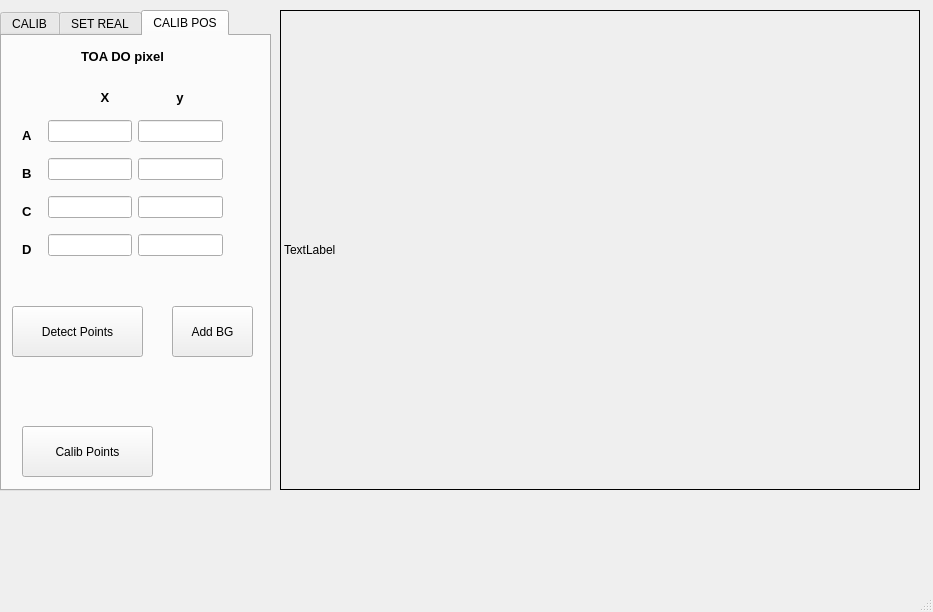
This is configs/mdragon/pythonextern/calibcamera/mycalib/mycLIB.ui in mWorkVN/linuxcnc as Qt 5 draws it before an edit. The edited form follows.
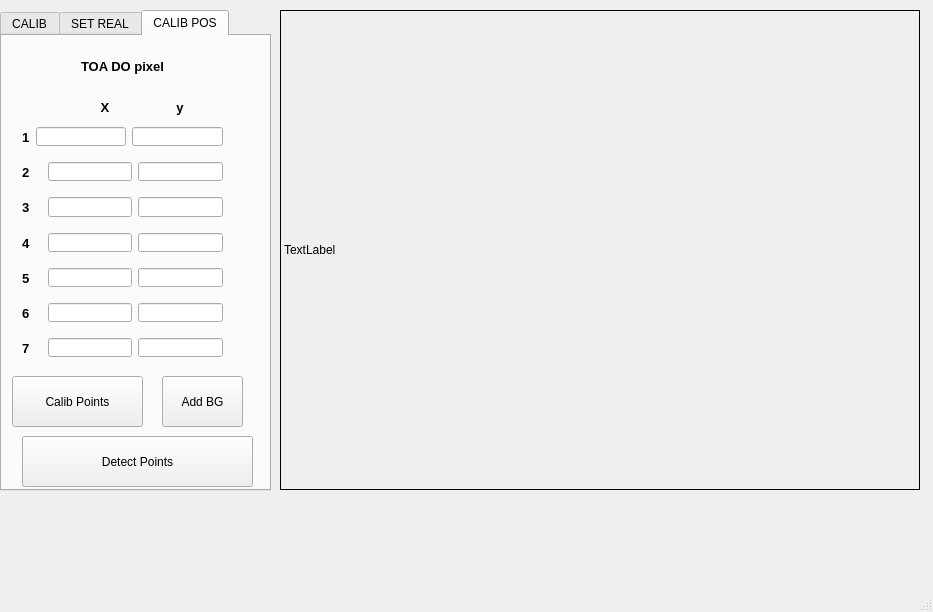
This is the edited form. The open tabs and pages were chosen to show the change.

The edit to the form file:
```diff
--- a/configs/mdragon/pythonextern/calibcamera/mycalib/mycLIB.ui
+++ b/configs/mdragon/pythonextern/calibcamera/mycalib/mycLIB.ui
@@ -619,9 +619,9 @@
       <property name="geometry">
        <rect>
         <x>10</x>
-        <y>0</y>
+        <y>10</y>
         <width>221</width>
-        <height>231</height>
+        <height>321</height>
        </rect>
       </property>
       <layout class="QVBoxLayout" name="verticalLayout_2">
@@ -841,14 +841,14 @@
            </property>
            <property name="minimumSize">
             <size>
-             <width>20</width>
-             <height>30</height>
+             <width>0</width>
+             <height>20</height>
             </size>
            </property>
            <property name="maximumSize">
             <size>
              <width>16777215</width>
-             <height>30</height>
+             <height>20</height>
             </size>
            </property>
            <property name="font">
@@ -861,7 +861,7 @@
             </font>
            </property>
            <property name="text">
-            <string>A</string>
+            <string>1</string>
            </property>
            <property name="alignment">
             <set>Qt::AlignLeading|Qt::AlignLeft|Qt::AlignVCenter</set>
@@ -908,13 +908,13 @@
            <property name="minimumSize">
             <size>
              <width>20</width>
-             <height>30</height>
+             <height>20</height>
             </size>
            </property>
            <property name="maximumSize">
             <size>
              <width>16777215</width>
-             <height>30</height>
+             <height>20</height>
             </size>
            </property>
            <property name="font">
@@ -927,7 +927,7 @@
             </font>
            </property>
            <property name="text">
-            <string>B</string>
+            <string>2</string>
            </property>
            <property name="alignment">
             <set>Qt::AlignLeading|Qt::AlignLeft|Qt::AlignVCenter</set>
@@ -970,13 +970,13 @@
            <property name="minimumSize">
             <size>
              <width>20</width>
-             <height>30</height>
+             <height>0</height>
             </size>
            </property>
            <property name="maximumSize">
             <size>
              <width>16777215</width>
-             <height>30</height>
+             <height>20</height>
             </size>
            </property>
            <property name="font">
@@ -989,7 +989,7 @@
             </font>
            </property>
            <property name="text">
-            <string>C</string>
+            <string>3</string>
            </property>
            <property name="alignment">
             <set>Qt::AlignLeading|Qt::AlignLeft|Qt::AlignVCenter</set>
@@ -1032,13 +1032,13 @@
            <property name="minimumSize">
             <size>
              <width>20</width>
-             <height>30</height>
+             <height>20</height>
             </size>
            </property>
            <property name="maximumSize">
             <size>
              <width>16777215</width>
-             <height>30</height>
+             <height>20</height>
             </size>
            </property>
            <property name="font">
@@ -1051,7 +1051,7 @@
             </font>
            </property>
            <property name="text">
-            <string>D</string>
+            <string>4</string>
            </property>
            <property name="alignment">
             <set>Qt::AlignLeading|Qt::AlignLeft|Qt::AlignVCenter</set>
@@ -1069,39 +1069,199 @@
          </item>
         </layout>
        </item>
+       <item>
+        <layout class="QHBoxLayout" name="horizontalLayout_12">
+         <property name="leftMargin">
+          <number>5</number>
+         </property>
+         <property name="topMargin">
+          <number>5</number>
+         </property>
+         <property name="rightMargin">
+          <number>5</number>
+         </property>
+         <property name="bottomMargin">
+          <number>5</number>
+         </property>
+         <item>
+          <widget class="QLabel" name="axisCB_X_18">
+           <property name="sizePolicy">
+            <sizepolicy hsizetype="Fixed" vsizetype="Fixed">
+             <horstretch>0</horstretch>
+             <verstretch>0</verstretch>
+            </sizepolicy>
+           </property>
+           <property name="minimumSize">
+            <size>
+             <width>20</width>
+             <height>20</height>
+            </size>
+           </property>
+           <property name="maximumSize">
+            <size>
+             <width>16777215</width>
+             <height>20</height>
+            </size>
+           </property>
+           <property name="font">
+            <font>
+             <pointsize>10</pointsize>
+             <weight>75</weight>
+             <italic>false</italic>
+             <bold>true</bold>
+             <stylestrategy>PreferAntialias</stylestrategy>
+            </font>
+           </property>
+           <property name="text">
+            <string>5</string>
+           </property>
+           <property name="alignment">
+            <set>Qt::AlignLeading|Qt::AlignLeft|Qt::AlignVCenter</set>
+           </property>
+           <property name="axis" stdset="0">
+            <string>X</string>
+           </property>
+          </widget>
+         </item>
+         <item>
+          <widget class="QLineEdit" name="lbl_Point5X"/>
+         </item>
+         <item>
+          <widget class="QLineEdit" name="lbl_Point5Y"/>
+         </item>
+        </layout>
+       </item>
+       <item>
+        <layout class="QHBoxLayout" name="horizontalLayout_14">
+         <property name="leftMargin">
+          <number>5</number>
+         </property>
+         <property name="topMargin">
+          <number>5</number>
+         </property>
+         <property name="rightMargin">
+          <number>5</number>
+         </property>
+         <property name="bottomMargin">
+          <number>5</number>
+         </property>
+         <item>
+          <widget class="QLabel" name="axisCB_X_20">
+           <property name="sizePolicy">
+            <sizepolicy hsizetype="Fixed" vsizetype="Fixed">
+             <horstretch>0</horstretch>
+             <verstretch>0</verstretch>
+            </sizepolicy>
+           </property>
+           <property name="minimumSize">
+            <size>
+             <width>20</width>
+             <height>20</height>
+            </size>
+           </property>
+           <property name="maximumSize">
+            <size>
+             <width>16777215</width>
+             <height>20</height>
+            </size>
+           </property>
+           <property name="font">
+            <font>
+             <pointsize>10</pointsize>
+             <weight>75</weight>
+             <italic>false</italic>
+             <bold>true</bold>
+             <stylestrategy>PreferAntialias</stylestrategy>
+            </font>
+           </property>
+           <property name="text">
+            <string>6</string>
+           </property>
+           <property name="alignment">
+            <set>Qt::AlignLeading|Qt::AlignLeft|Qt::AlignVCenter</set>
+           </property>
+           <property name="axis" stdset="0">
+            <string>X</string>
+           </property>
+          </widget>
+         </item>
+         <item>
+          <widget class="QLineEdit" name="lbl_Point6X"/>
+         </item>
+         <item>
+          <widget class="QLineEdit" name="lbl_Point6Y"/>
+         </item>
+        </layout>
+       </item>
+       <item>
+        <layout class="QHBoxLayout" name="horizontalLayout_13">
+         <property name="leftMargin">
+          <number>5</number>
+         </property>
+         <property name="topMargin">
+          <number>5</number>
+         </property>
+         <property name="rightMargin">
+          <number>5</number>
+         </property>
+         <property name="bottomMargin">
+          <number>5</number>
+         </property>
+         <item>
+          <widget class="QLabel" name="axisCB_X_19">
+           <property name="sizePolicy">
+            <sizepolicy hsizetype="Fixed" vsizetype="Fixed">
+             <horstretch>0</horstretch>
+             <verstretch>0</verstretch>
+            </sizepolicy>
+           </property>
+           <property name="minimumSize">
+            <size>
+             <width>20</width>
+             <height>20</height>
+            </size>
+           </property>
+           <property name="maximumSize">
+            <size>
+             <width>16777215</width>
+             <height>20</height>
+            </size>
+           </property>
+           <property name="font">
+            <font>
+             <pointsize>10</pointsize>
+             <weight>75</weight>
+             <italic>false</italic>
+             <bold>true</bold>
+             <stylestrategy>PreferAntialias</stylestrategy>
+            </font>
+           </property>
+           <property name="text">
+            <string>7</string>
+           </property>
+           <property name="alignment">
+            <set>Qt::AlignLeading|Qt::AlignLeft|Qt::AlignVCenter</set>
+           </property>
+           <property name="axis" stdset="0">
+            <string>X</string>
+           </property>
+          </widget>
+         </item>
+         <item>
+          <widget class="QLineEdit" name="lbl_Point7X"/>
+         </item>
+         <item>
+          <widget class="QLineEdit" name="lbl_Point7Y"/>
+         </item>
+        </layout>
+       </item>
       </layout>
      </widget>
-     <widget class="QPushButton" name="btn_detectpoints">
-      <property name="geometry">
-       <rect>
-        <x>10</x>
-        <y>270</y>
-        <width>131</width>
-        <height>51</height>
-       </rect>
-      </property>
-      <property name="text">
-       <string>Detect Points</string>
-      </property>
-     </widget>
-     <widget class="QPushButton" name="btn_calibpoints">
-      <property name="geometry">
-       <rect>
-        <x>20</x>
-        <y>390</y>
-        <width>131</width>
-        <height>51</height>
-       </rect>
-      </property>
-      <property name="text">
-       <string>Calib Points</string>
-      </property>
-     </widget>
      <widget class="QPushButton" name="btn_addbg">
       <property name="geometry">
        <rect>
-        <x>170</x>
-        <y>270</y>
+        <x>160</x>
+        <y>340</y>
         <width>81</width>
         <height>51</height>
        </rect>
@@ -1110,6 +1270,32 @@
        <string>Add BG</string>
       </property>
      </widget>
+     <widget class="QPushButton" name="btn_calibpoints">
+      <property name="geometry">
+       <rect>
+        <x>10</x>
+        <y>340</y>
+        <width>131</width>
+        <height>51</height>
+       </rect>
+      </property>
+      <property name="text">
+       <string>Calib Points</string>
+      </property>
+     </widget>
+     <widget class="QPushButton" name="btn_detectpoints">
+      <property name="geometry">
+       <rect>
+        <x>20</x>
+        <y>400</y>
+        <width>231</width>
+        <height>51</height>
+       </rect>
+      </property>
+      <property name="text">
+       <string>Detect Points</string>
+      </property>
+     </widget>
     </widget>
    </widget>
   </widget>
```
Left out of the diff: 198 changed lines with no effect on the pictures.
